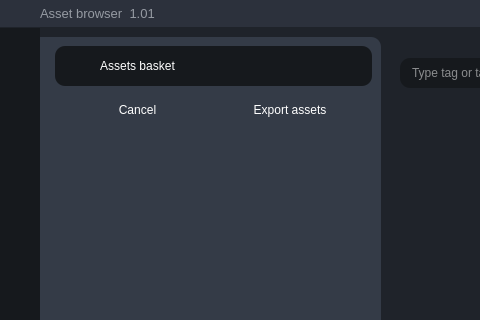
This is UI/Ui_MainWindow.ui in andreikin/asset_browser as Qt 5 draws it before an edit; both pictures show x 0 to 480 and y 0 to 320 of the 1067 by 786 pixel window. The edited form follows.
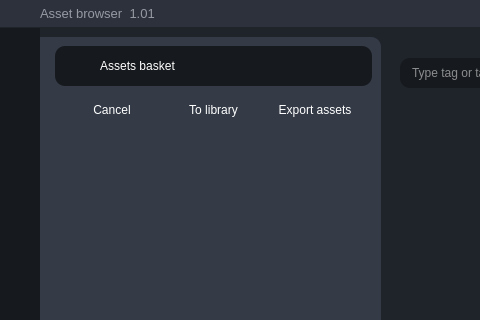
This is the edited form. The open tabs and pages were chosen to show the change. Icons and pictures are not drawn.

Commit message: add export to lib

The edit to the form file:
```diff
--- a/UI/Ui_MainWindow.ui
+++ b/UI/Ui_MainWindow.ui
@@ -2385,6 +2385,23 @@
                          </property>
                         </widget>
                        </item>
+                       <item>
+                        <widget class="QPushButton" name="export_to_lib_button">
+                         <property name="text">
+                          <string>To library</string>
+                         </property>
+                         <property name="icon">
+                          <iconset resource="../resurses.qrc">
+                           <normaloff>:/icons/icons/file.svg</normaloff>:/icons/icons/file.svg</iconset>
+                         </property>
+                         <property name="iconSize">
+                          <size>
+                           <width>24</width>
+                           <height>24</height>
+                          </size>
+                         </property>
+                        </widget>
+                       </item>
                        <item>
                         <widget class="QPushButton" name="export_basket_button">
                          <property name="minimumSize">
```
Left out of the diff: 4 changed lines with no effect on the pictures. The commit also changes 8 other files.
